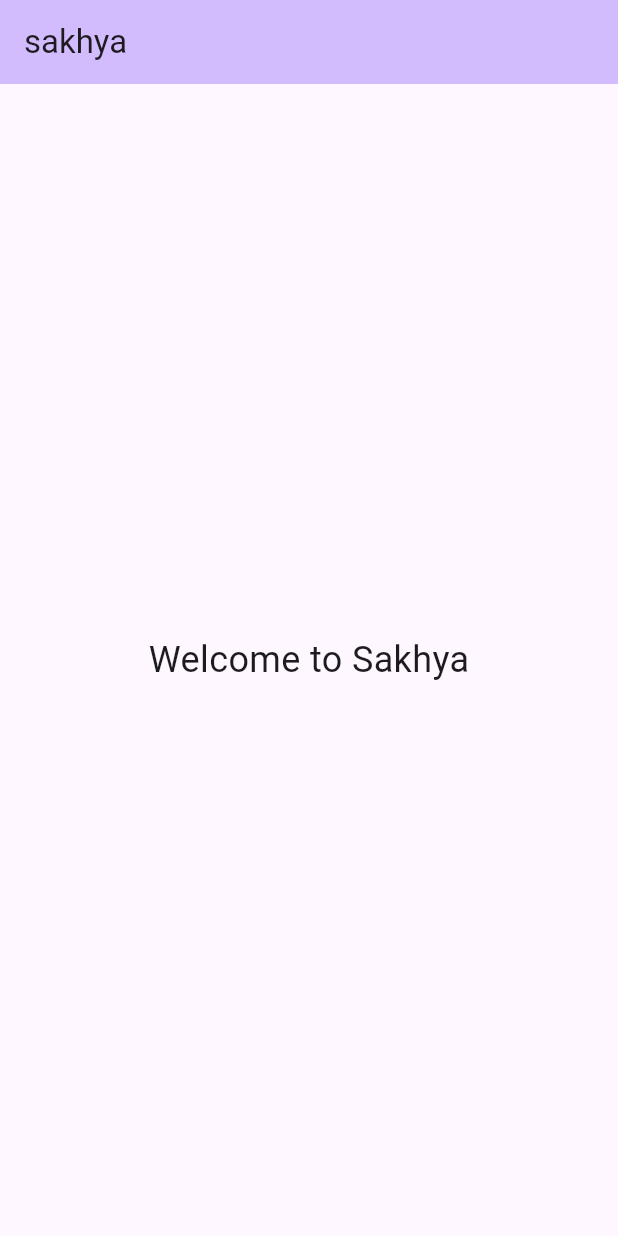
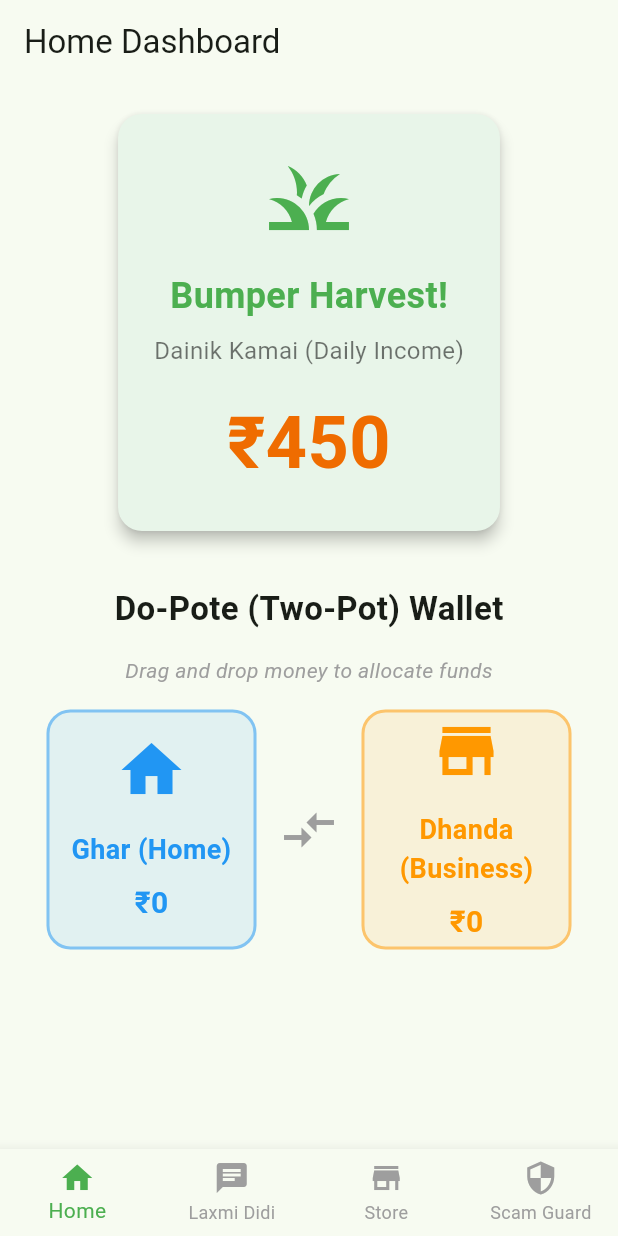
Before and after one commit to J0SAL/Sakhya, a Flutter app: the screen it shows after launch, on a phone screen of 412 x 824 dp. Run offline on Flutter 3.47's test engine with Material 3 defaults, Android fonts, the phone set to English and light mode, and no system bars.

Commit message:
basic screens

```diff
--- a/frontend/lib/main.dart
+++ b/frontend/lib/main.dart
@@ -1,70 +1,91 @@
 import 'package:flutter/material.dart';
 
+import 'screens/home_dashboard.dart';
+import 'screens/laxmi_didi_chat.dart';
+import 'screens/samriddhi_store.dart';
+import 'screens/scam_guard_simulator.dart';
+
 void main() {
-  runApp(const MyApp());
+  runApp(const SakhyaApp());
 }
 
-class MyApp extends StatelessWidget {
-  const MyApp({super.key});
+class SakhyaApp extends StatelessWidget {
+  const SakhyaApp({super.key});
 
-  // This widget is the root of your application.
   @override
   Widget build(BuildContext context) {
     return MaterialApp(
-      title: 'sakhya',
+      title: 'Sakhya',
       theme: ThemeData(
-        colorScheme: ColorScheme.fromSeed(seedColor: Colors.deepPurple),
+        colorScheme: ColorScheme.fromSeed(
+          seedColor: Colors.green,
+          primary: Colors.green,
+          secondary: Colors.orange,
+        ),
         useMaterial3: true,
+        // Optional global styles to enhance "large tap target" intuitive look
+        elevatedButtonTheme: ElevatedButtonThemeData(
+          style: ElevatedButton.styleFrom(
+            padding: const EdgeInsets.symmetric(horizontal: 24, vertical: 12),
+            textStyle: const TextStyle(fontSize: 18),
+          ),
+        ),
       ),
-      home: const MyHomePage(title: 'sakhya'),
+      home: const MainNavigationScreen(),
+      debugShowCheckedModeBanner: false,
     );
   }
 }
 
-class MyHomePage extends StatefulWidget {
-  const MyHomePage({super.key, required this.title});
-
-  // This widget is the home page of your application. It is stateful, meaning
-  // that it has a State object (defined below) that contains fields that affect
-  // how it looks.
-
-  // This class is the configuration for the state. It holds the values (in this
-  // case the title) provided by the parent (in this case the App widget) and
-  // used by the build method of the State. Fields in a Widget subclass are
-  // always marked "final".
-
-  final String title;
+class MainNavigationScreen extends StatefulWidget {
+  const MainNavigationScreen({super.key});
 
   @override
-  State<MyHomePage> createState() => _MyHomePageState();
+  State<MainNavigationScreen> createState() => _MainNavigationScreenState();
 }
 
-class _MyHomePageState extends State<MyHomePage> {
+class _MainNavigationScreenState extends State<MainNavigationScreen> {
+  int _currentIndex = 0;
+
+  final List<Widget> _screens = const [
+    HomeDashboardScreen(),
+    LaxmiDidiChatScreen(),
+    SamriddhiStoreScreen(),
+    ScamGuardSimulatorScreen(),
+  ];
+
   @override
   Widget build(BuildContext context) {
-    // This method is rerun every time setState is called, for instance as done
-    // by the _incrementCounter method above.
-    //
-    // The Flutter framework has been optimized to make rerunning build methods
-    // fast, so that you can just rebuild anything that needs updating rather
-    // than having to individually change instances of widgets.
     return Scaffold(
-      appBar: AppBar(
-        // TRY THIS: Try changing the color here to a specific color (to
-        // Colors.amber, perhaps?) and trigger a hot reload to see the AppBar
-        // change color while the other colors stay the same.
-        backgroundColor: Theme.of(context).colorScheme.inversePrimary,
-        // Here we take the value from the MyHomePage object that was created by
-        // the App.build method, and use it to set our appbar title.
-        title: Text(widget.title),
-      ),
-      body: Center(
-        child: Column(
-          mainAxisAlignment: MainAxisAlignment.center,
-          children: const [
-            Text('Welcome to Sakhya', style: TextStyle(fontSize: 24)),
-          ],
-        ),
+      body: _screens[_currentIndex],
+      bottomNavigationBar: BottomNavigationBar(
+        currentIndex: _currentIndex,
+        onTap: (index) {
+          setState(() {
+            _currentIndex = index;
+          });
+        },
+        type: BottomNavigationBarType.fixed,
+        selectedItemColor: Colors.green,
+        unselectedItemColor: Colors.grey,
+        items: const [
+          BottomNavigationBarItem(
+            icon: Icon(Icons.home),
+            label: 'Home',
+          ),
+          BottomNavigationBarItem(
+            icon: Icon(Icons.chat),
+            label: 'Laxmi Didi',
+          ),
+          BottomNavigationBarItem(
+            icon: Icon(Icons.store),
+            label: 'Store',
+          ),
+          BottomNavigationBarItem(
+            icon: Icon(Icons.security),
+            label: 'Scam Guard',
+          ),
+        ],
       ),
     );
   }
--- /dev/null
+++ b/frontend/lib/screens/home_dashboard.dart
@@ -0,0 +1,99 @@
+import 'package:flutter/material.dart';
+
+class HomeDashboardScreen extends StatelessWidget {
+  const HomeDashboardScreen({super.key});
+
+  @override
+  Widget build(BuildContext context) {
+    return Scaffold(
+      appBar: AppBar(
+        title: const Text('Home Dashboard'),
+      ),
+      body: SingleChildScrollView(
+        padding: const EdgeInsets.all(16.0),
+        child: Column(
+          children: [
+            // Top Section: Dainik Kamai
+            Card(
+              color: Colors.green.shade50,
+              elevation: 4,
+              shape: RoundedRectangleBorder(borderRadius: BorderRadius.circular(16)),
+              child: Padding(
+                padding: const EdgeInsets.all(24.0),
+                child: Column(
+                  children: [
+                    const Icon(Icons.grass, size: 64, color: Colors.green),
+                    const SizedBox(height: 16),
+                    const Text(
+                      'Bumper Harvest!',
+                      style: TextStyle(fontSize: 24, fontWeight: FontWeight.bold, color: Colors.green),
+                    ),
+                    const SizedBox(height: 8),
+                    const Text(
+                      'Dainik Kamai (Daily Income)',
+                      style: TextStyle(fontSize: 16, color: Colors.black54),
+                    ),
+                    const SizedBox(height: 16),
+                    Text(
+                      '₹450',
+                      style: TextStyle(fontSize: 48, fontWeight: FontWeight.bold, color: Colors.orange.shade800),
+                    ),
+                  ],
+                ),
+              ),
+            ),
+            const SizedBox(height: 32),
+            // Middle Section: Do-Pote (Two-Pot) Wallet
+            const Text(
+              'Do-Pote (Two-Pot) Wallet',
+              style: TextStyle(fontSize: 22, fontWeight: FontWeight.bold),
+            ),
+            const SizedBox(height: 16),
+            const Text(
+              'Drag and drop money to allocate funds',
+              style: TextStyle(fontStyle: FontStyle.italic, color: Colors.grey),
+            ),
+            const SizedBox(height: 16),
+            Row(
+              mainAxisAlignment: MainAxisAlignment.spaceEvenly,
+              children: [
+                _buildPot(context, 'Ghar (Home)', Icons.home, Colors.blue),
+                const Icon(Icons.compare_arrows, size: 40, color: Colors.grey),
+                _buildPot(context, 'Dhanda (Business)', Icons.store, Colors.orange),
+              ],
+            ),
+          ],
+        ),
+      ),
+    );
+  }
+
+  Widget _buildPot(BuildContext context, String title, IconData icon, Color color) {
+    return Container(
+      width: 140,
+      height: 160,
+      decoration: BoxDecoration(
+        color: color.withOpacity(0.1),
+        borderRadius: BorderRadius.circular(16),
+        border: Border.all(color: color.withOpacity(0.5), width: 2),
+      ),
+      child: Column(
+        mainAxisAlignment: MainAxisAlignment.center,
+        children: [
+          Icon(icon, size: 48, color: color),
+          const SizedBox(height: 16),
+          Text(
+            title,
+            textAlign: TextAlign.center,
+            style: TextStyle(fontSize: 18, fontWeight: FontWeight.bold, color: color),
+          ),
+          const SizedBox(height: 8),
+          Text(
+            '₹0',
+            style: TextStyle(fontSize: 20, fontWeight: FontWeight.bold, color: color),
+          ),
+        ],
+      ),
+    );
+  }
+}
```
Also changed, not shown: frontend/lib/screens/laxmi_didi_chat.dart (added, +88 -0 lines), frontend/lib/screens/samriddhi_store.dart (added, +89 -0 lines), frontend/lib/screens/scam_guard_simulator.dart (added, +85 -0 lines).
